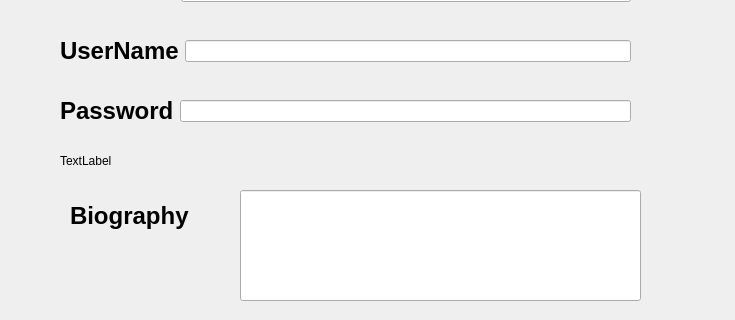
Above: registerwindow.ui from Fatemehasadi86/spotify1 before the change; both pictures show x 0 to 735 and y 130 to 450 of the 735 by 617 pixel window. Below: the same form after it.
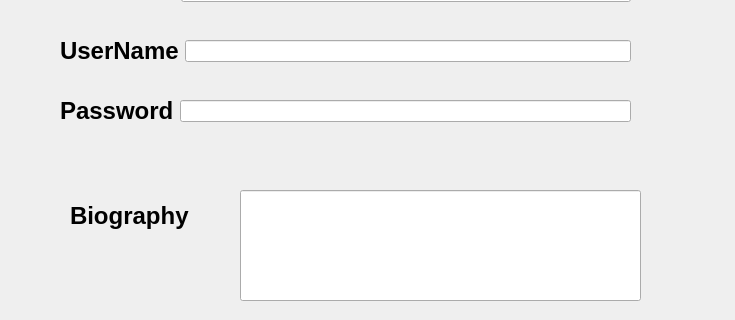
That is the form after the change.

```diff
--- a/registerwindow.ui
+++ b/registerwindow.ui
@@ -357,7 +357,7 @@
     </rect>
    </property>
    <property name="text">
-    <string>TextLabel</string>
+    <string/>
    </property>
   </widget>
  </widget>
```
